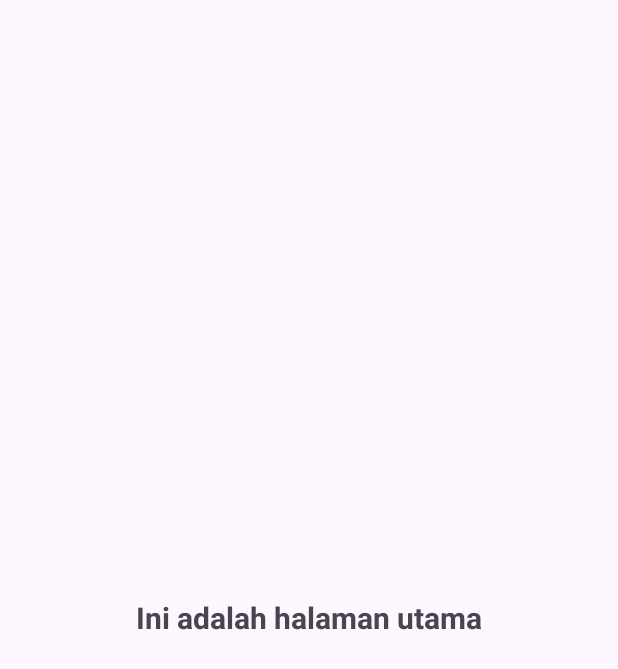
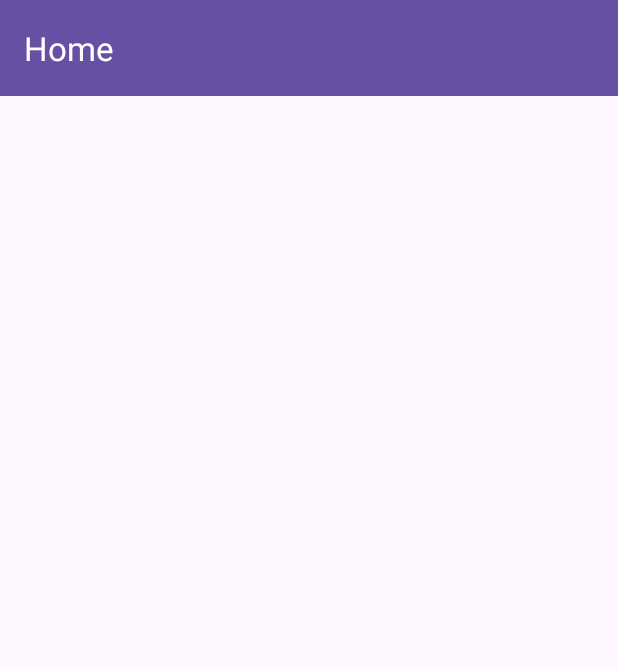
Before and after one commit to PemWeb-1/MobileApp, an Android app: the HomeActivity screen opened directly, with no data from a screen before it, on a phone screen of 412 x 824 dp. Shown: the top 669 px of the screen. Run offline under Robolectric (Android 15) with nearby library versions, the phone set to English and light mode, and no system bars.

Commit message:
Update Home Page

```diff
--- a/app/src/main/java/com/example/login/HomeActivity.kt
+++ b/app/src/main/java/com/example/login/HomeActivity.kt
@@ -1,24 +1,12 @@
 package com.example.login
 
-import android.content.Intent
-import android.graphics.Color
 import android.os.Bundle
 import androidx.appcompat.app.AppCompatActivity
-import android.view.View
-import android.widget.Button
-import android.widget.EditText
-import android.widget.LinearLayout
-import android.widget.TextView
-import android.widget.Toast
 
 class HomeActivity : AppCompatActivity() {
+
     override fun onCreate(savedInstanceState: Bundle?) {
         super.onCreate(savedInstanceState)
         setContentView(R.layout.activity_home)
-
-        val textHome: TextView = findViewById(R.id.textHome)
-        textHome.text = "Ini adalah halaman utama"
-
-        // Lakukan inisialisasi komponen-komponen pada halaman utama di sini
     }
 }
--- a/app/src/main/res/layout/activity_home.xml
+++ b/app/src/main/res/layout/activity_home.xml
@@ -1,19 +1,24 @@
 <?xml version="1.0" encoding="utf-8"?>
-<LinearLayout xmlns:android="http://schemas.android.com/apk/res/android"
+<RelativeLayout xmlns:android="http://schemas.android.com/apk/res/android"
+    xmlns:app="http://schemas.android.com/apk/res-auto"
     xmlns:tools="http://schemas.android.com/tools"
     android:layout_width="match_parent"
     android:layout_height="match_parent"
     android:orientation="vertical"
-    android:gravity="center"
-    android:padding="16dp"
     tools:context=".HomeActivity">
 
-    <TextView
-        android:id="@+id/textHome"
-        android:layout_width="wrap_content"
-        android:layout_height="wrap_content"
-        android:text="Ini adalah halaman utama"
-        android:textSize="20sp"
-        android:textStyle="bold" />
+    <com.google.android.material.appbar.AppBarLayout
+        android:layout_width="match_parent"
+        android:layout_height="wrap_content">
 
-</LinearLayout>
+        <com.google.android.material.appbar.MaterialToolbar
+            android:id="@+id/toolbar"
+            android:layout_width="match_parent"
+            android:layout_height="?attr/actionBarSize"
+            android:background="?attr/colorPrimary"
+            app:title="Home"
+            app:titleTextColor="@android:color/white" />
+
+    </com.google.android.material.appbar.AppBarLayout>
+
+</RelativeLayout>
```
